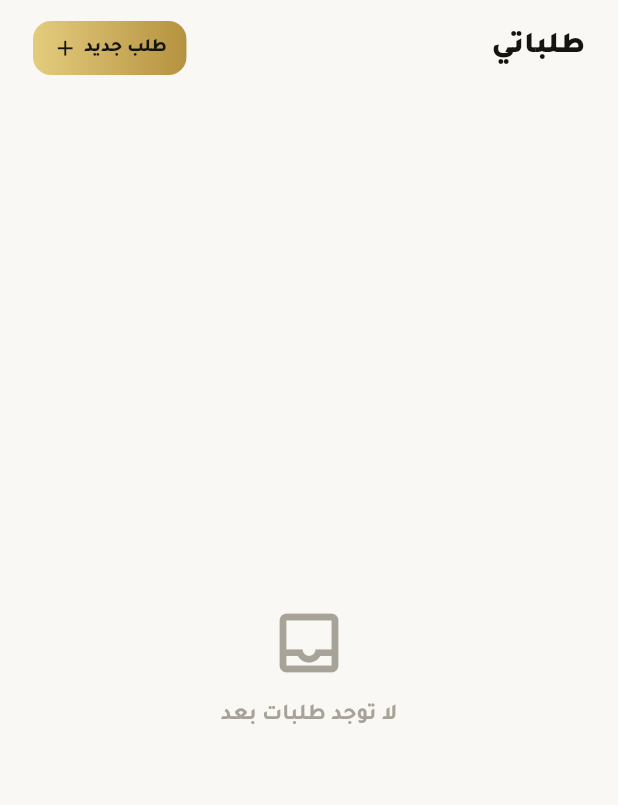
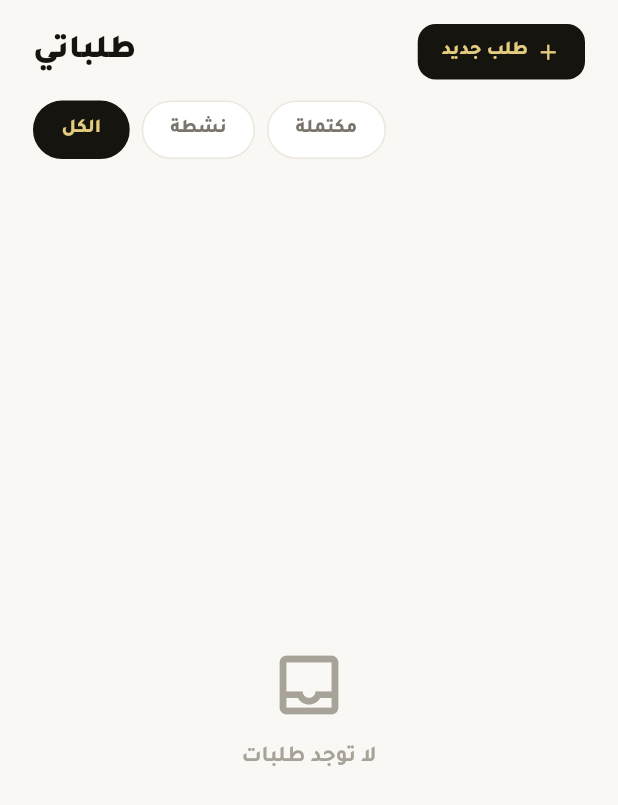
Before and after one commit to hh2000h4000/cars, a Flutter app: the RequestsScreen screen opened directly, on a phone screen of 412 x 824 dp. Shown: the top 805 px of the screen. Run offline on Flutter 3.47's test engine with Material 3 defaults, Android fonts, the phone set to English and light mode, and no system bars; our stand-ins replace dio, flutter_map, flutter_secure_storage, geolocator, image_picker, latlong2 and 1 more; accounts and stored records are empty.

Commit message:
Redesign requests screen to match original design
- Header: dark add button on left, title on right (consistent with vehicles)
- Filter tabs: الكل / نشطة / مكتملة as pill chips (dark active state)
- Card: no colored top bar, status chip on right, date·number on left
- Service description large bold, right-aligned
- Car icon + brand/model right-aligned
- Bottom row: quotes count on right, عرض العروض link on left
- Arabic month names for date formatting

Co-Authored-By: Claude Sonnet 4.6 <noreply@anthropic.com>
Claude-Session: https://claude.ai/code/session_01Qq4FwjkdksqQ2R4vt1V6En

```diff
--- a/car_decoration_app/lib/screens/customer/requests_screen.dart
+++ b/car_decoration_app/lib/screens/customer/requests_screen.dart
@@ -1,75 +1,137 @@
 import 'package:flutter/material.dart';
-
 import 'package:provider/provider.dart';
 import '../../theme.dart';
-import '../../widgets/widgets.dart';
 import '../../providers/app_provider.dart';
 import '../../models/service_request.dart';
 
-class RequestsScreen extends StatelessWidget {
+class RequestsScreen extends StatefulWidget {
   const RequestsScreen({super.key});
+  @override
+  State<RequestsScreen> createState() => _RequestsScreenState();
+}
+
+class _RequestsScreenState extends State<RequestsScreen> {
+  int _filterIndex = 0;
+
+  List<ServiceRequest> _filtered(List<ServiceRequest> all) {
+    if (_filterIndex == 1) {
+      return all.where((r) => r.status != RequestStatus.completed && r.status != RequestStatus.cancelled).toList();
+    }
+    if (_filterIndex == 2) {
+      return all.where((r) => r.status == RequestStatus.completed).toList();
+    }
+    return all;
+  }
 
   @override
   Widget build(BuildContext context) {
     final provider = context.watch<AppProvider>();
-    final requests = provider.requests;
+    final filtered = _filtered(provider.requests);
     final loading = provider.initLoading;
 
     return Scaffold(
       backgroundColor: AppColors.surface,
       body: SafeArea(
         child: Column(
+          crossAxisAlignment: CrossAxisAlignment.stretch,
           children: [
             if (loading)
               const LinearProgressIndicator(color: AppColors.goldText, backgroundColor: AppColors.goldBg),
+            // ── Header ──────────────────────────────────────────
             Padding(
-              padding: const EdgeInsets.fromLTRB(22, 14, 22, 16),
+              padding: const EdgeInsets.fromLTRB(22, 16, 22, 0),
               child: Row(
                 children: [
-                  Text('طلباتي', style: TextStyle(fontFamily: 'Tajawal', fontSize: 20, fontWeight: FontWeight.w900, color: AppColors.textPrimary)),
-                  const Spacer(),
                   GestureDetector(
                     onTap: () => Navigator.pushNamed(context, '/customer/requests/new'),
                     child: Container(
-                      padding: const EdgeInsets.symmetric(horizontal: 13, vertical: 9),
+                      padding: const EdgeInsets.symmetric(horizontal: 16, vertical: 9),
                       decoration: BoxDecoration(
-                        gradient: const LinearGradient(colors: [AppColors.goldLight, AppColors.gold]),
+                        color: AppColors.dark,
                         borderRadius: BorderRadius.circular(12),
                       ),
-                      child: Row(
+                      child: const Row(
                         mainAxisSize: MainAxisSize.min,
                         children: [
-                          Text('طلب جديد', style: TextStyle(fontFamily: 'Tajawal', fontSize: 12.5, fontWeight: FontWeight.w800, color: AppColors.dark)),
-                          const SizedBox(width: 4),
-                          const Icon(Icons.add, color: AppColors.dark, size: 17),
+                          Icon(Icons.add, color: AppColors.goldLight, size: 17),
+                          SizedBox(width: 5),
+                          Text('طلب جديد', style: TextStyle(fontFamily: 'Tajawal', fontSize: 13, fontWeight: FontWeight.w800, color: AppColors.goldLight)),
                         ],
                       ),
                     ),
                   ),
+                  const Spacer(),
+                  const Text('طلباتي', style: TextStyle(fontFamily: 'Tajawal', fontSize: 22, fontWeight: FontWeight.w900, color: AppColors.textPrimary)),
                 ],
               ),
             ),
-
+            // ── Filter tabs ──────────────────────────────────────
+            Padding(
+              padding: const EdgeInsets.fromLTRB(22, 14, 22, 16),
+              child: Row(
+                mainAxisAlignment: MainAxisAlignment.end,
+                children: [
+                  _FilterTab(label: 'مكتملة', active: _filterIndex == 2, onTap: () => setState(() => _filterIndex = 2)),
+                  const SizedBox(width: 8),
+                  _FilterTab(label: 'نشطة', active: _filterIndex == 1, onTap: () => setState(() => _filterIndex = 1)),
+                  const SizedBox(width: 8),
+                  _FilterTab(label: 'الكل', active: _filterIndex == 0, onTap: () => setState(() => _filterIndex = 0)),
+                ],
+              ),
+            ),
+            // ── List ────────────────────────────────────────────
             Expanded(
-              child: requests.isEmpty && !loading
+              child: filtered.isEmpty && !loading
                   ? Center(
                       child: Column(
                         mainAxisSize: MainAxisSize.min,
                         children: [
                           const Icon(Icons.inbox_outlined, color: AppColors.textMuted, size: 52),
                           const SizedBox(height: 12),
-                          Text('لا توجد طلبات بعد', style: TextStyle(fontFamily: 'Tajawal', fontSize: 15, fontWeight: FontWeight.w700, color: AppColors.textMuted)),
+                          Text('لا توجد طلبات', style: TextStyle(fontFamily: 'Tajawal', fontSize: 15, fontWeight: FontWeight.w700, color: AppColors.textMuted)),
                         ],
                       ),
                     )
                   : ListView.separated(
-                      padding: const EdgeInsets.fromLTRB(22, 0, 22, 24),
-                      itemCount: requests.length,
+                      padding: const EdgeInsets.fromLTRB(22, 0, 22, 32),
+                      itemCount: filtered.length,
                       separatorBuilder: (_, __) => const SizedBox(height: 12),
-                      itemBuilder: (_, i) => _RequestCard(request: requests[i]),
+                      itemBuilder: (_, i) => _RequestCard(request: filtered[i]),
                     ),
             ),
           ],
+        ),
+      ),
+    );
+  }
+}
+
+class _FilterTab extends StatelessWidget {
+  final String label;
+  final bool active;
+  final VoidCallback onTap;
+  const _FilterTab({required this.label, required this.active, required this.onTap});
+
+  @override
+  Widget build(BuildContext context) {
+    return GestureDetector(
+      onTap: onTap,
+      child: AnimatedContainer(
+        duration: const Duration(milliseconds: 180),
+        padding: const EdgeInsets.symmetric(horizontal: 18, vertical: 9),
+        decoration: BoxDecoration(
+          color: active ? AppColors.dark : Colors.white,
+          borderRadius: BorderRadius.circular(999),
+          border: Border.all(color: active ? AppColors.dark : AppColors.border),
+        ),
+        child: Text(
+          label,
+          style: TextStyle(
+            fontFamily: 'Tajawal',
+            fontSize: 13,
+            fontWeight: FontWeight.w800,
+            color: active ? AppColors.goldLight : AppColors.textSecondary,
+          ),
         ),
       ),
     );
@@ -80,88 +142,123 @@ class _RequestCard extends StatelessWidget {
   final ServiceRequest request;
   const _RequestCard({required this.request});
 
+  String _formatDate(String dateLabel) {
+    try {
+      final parts = dateLabel.split('/');
+      final day = int.parse(parts[0]);
+      final month = int.parse(parts[1]);
+      const months = ['يناير','فبراير','مارس','أبريل','مايو','يونيو','يوليو','أغسطس','سبتمبر','أكتوبر','نوفمبر','ديسمبر'];
+      return '$day ${months[month - 1]}';
+    } catch (_) {
+      return dateLabel;
+    }
+  }
+
   @override
   Widget build(BuildContext context) {
+    final hasQuotes = request.quotationCount > 0;
+    final showViewLink = request.status == RequestStatus.pending ||
+        request.status == RequestStatus.offers;
+
     return GestureDetector(
       onTap: () => Navigator.pushNamed(context, '/customer/request-detail', arguments: request.id),
       child: Container(
         decoration: BoxDecoration(
           color: Colors.white,
           border: Border.all(color: AppColors.border),
-          borderRadius: BorderRadius.circular(20),
+          borderRadius: BorderRadius.circular(18),
           boxShadow: [BoxShadow(color: AppColors.dark.withOpacity(.04), blurRadius: 14, offset: const Offset(0, 4))],
         ),
         child: Column(
           children: [
-            // Top colored bar by status
-            Container(
-              height: 4,
-              decoration: BoxDecoration(
-                color: _statusColor(request.status),
-                borderRadius: const BorderRadius.vertical(top: Radius.circular(20)),
-              ),
-            ),
+            // ── Top section ──────────────────────────────────────
             Padding(
-              padding: const EdgeInsets.all(16),
+              padding: const EdgeInsets.fromLTRB(16, 14, 16, 14),
               child: Column(
-                crossAxisAlignment: CrossAxisAlignment.start,
+                crossAxisAlignment: CrossAxisAlignment.end,
                 children: [
+                  // Status chip + date row
                   Row(
                     children: [
-                      Text('طلب #${request.requestNumber}', style: TextStyle(fontFamily: 'Tajawal', fontSize: 14.5, fontWeight: FontWeight.w800, color: AppColors.textPrimary)),
+                      Text(
+                        '${_formatDate(request.dateLabel)} · #${request.requestNumber}',
+                        style: const TextStyle(fontFamily: 'Tajawal', fontSize: 12, fontWeight: FontWeight.w600, color: AppColors.textMuted),
+                      ),
                       const Spacer(),
-                      StatusBadge(label: request.status.label, type: request.status.colorType),
+                      _StatusChip(status: request.status),
                     ],
                   ),
                   const SizedBox(height: 10),
-                  Column(
-                    crossAxisAlignment: CrossAxisAlignment.start,
+                  // Service description
+                  Text(
+                    request.serviceType,
+                    textAlign: TextAlign.right,
+                    style: const TextStyle(fontFamily: 'Tajawal', fontSize: 17, fontWeight: FontWeight.w800, color: AppColors.textPrimary),
+                  ),
+                  const SizedBox(height: 6),
+                  // Vehicle info
+                  Row(
+                    mainAxisAlignment: MainAxisAlignment.end,
                     children: [
-                      Text(request.serviceType, style: TextStyle(fontFamily: 'Tajawal', fontSize: 13.5, fontWeight: FontWeight.w700, color: AppColors.textPrimary)),
-                      const SizedBox(height: 3),
-                      Text('${request.vehicleBrand} ${request.vehicleModel}', style: TextStyle(fontFamily: 'Tajawal', fontSize: 12, fontWeight: FontWeight.w600, color: AppColors.textSecondary)),
-                    ],
-                  ),
-                  const SizedBox(height: 12),
-                  const Divider(height: 1, color: AppColors.border),
-                  const SizedBox(height: 12),
-                  Row(
-                    children: [
-                      if (request.quotationCount > 0) ...[
-                        Container(
-                          padding: const EdgeInsets.symmetric(horizontal: 10, vertical: 5),
-                          decoration: BoxDecoration(color: AppColors.goldBg, borderRadius: BorderRadius.circular(999)),
-                          child: Row(
-                            mainAxisSize: MainAxisSize.min,
-                            children: [
-                              Text('${request.quotationCount} عروض', style: TextStyle(fontFamily: 'Tajawal', fontSize: 11.5, fontWeight: FontWeight.w800, color: AppColors.goldText)),
-                              const SizedBox(width: 4),
-                              const Icon(Icons.local_offer_outlined, color: AppColors.goldText, size: 13),
-                            ],
-                          ),
-                        ),
-                      ],
-                      const Spacer(),
-                      Text(request.dateLabel, style: TextStyle(fontFamily: 'Tajawal', fontSize: 12, fontWeight: FontWeight.w600, color: AppColors.textMuted)),
+                      Text(
+                        '${request.vehicleBrand} ${request.vehicleModel} ${request.vehicleYear}',
+                        style: const TextStyle(fontFamily: 'Tajawal', fontSize: 12.5, fontWeight: FontWeight.w600, color: AppColors.textSecondary),
+                      ),
                       const SizedBox(width: 5),
-                      const Icon(Icons.access_time, color: AppColors.textMuted, size: 13),
+                      const Icon(Icons.directions_car_outlined, size: 14, color: AppColors.textSecondary),
                     ],
                   ),
                 ],
               ),
             ),
+            // ── Bottom section (quotes / action) ─────────────────
+            if (hasQuotes || showViewLink) ...[
+              Divider(height: 1, color: AppColors.border),
+              Padding(
+                padding: const EdgeInsets.fromLTRB(16, 11, 16, 12),
+                child: Row(
+                  children: [
+                    if (showViewLink)
+                      Text(
+                        'عرض العروض ›',
+                        style: const TextStyle(fontFamily: 'Tajawal', fontSize: 13, fontWeight: FontWeight.w700, color: AppColors.goldText),
+                      ),
+                    const Spacer(),
+                    if (hasQuotes)
+                      Text(
+                        '${request.quotationCount} عروض جديدة',
+                        style: const TextStyle(fontFamily: 'Tajawal', fontSize: 13, fontWeight: FontWeight.w800, color: AppColors.goldText),
+                      ),
+                  ],
+                ),
+              ),
+            ],
           ],
         ),
       ),
     );
   }
+}
 
-  Color _statusColor(RequestStatus status) {
+class _StatusChip extends StatelessWidget {
+  final RequestStatus status;
+  const _StatusChip({required this.status});
+
+  @override
+  Widget build(BuildContext context) {
+    Color bg, textColor;
     switch (status.colorType) {
-      case 'gold': return AppColors.gold;
-      case 'green': return AppColors.green;
-      case 'red': return AppColors.red;
-      default: return AppColors.border;
+      case 'green':
+        bg = AppColors.greenLight; textColor = AppColors.green; break;
+      case 'red':
+        bg = AppColors.redLight; textColor = AppColors.red; break;
+      default:
+        bg = AppColors.goldBg; textColor = AppColors.goldText;
     }
+    return Container(
+      padding: const EdgeInsets.symmetric(horizontal: 10, vertical: 4),
+      decoration: BoxDecoration(color: bg, borderRadius: BorderRadius.circular(999)),
+      child: Text(status.label, style: TextStyle(fontFamily: 'Tajawal', fontSize: 11.5, fontWeight: FontWeight.w800, color: textColor)),
+    );
   }
 }
```
